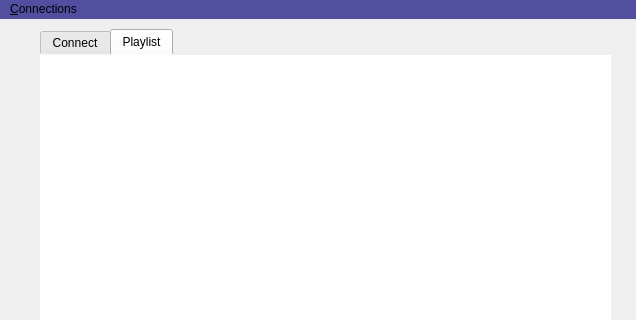
The window that Source/Server/mainwindow.ui (imoongom/commaudio) describes before a commit, drawn with Qt 5; both pictures show x 0 to 636 and y 0 to 320 of the 636 by 588 pixel window.
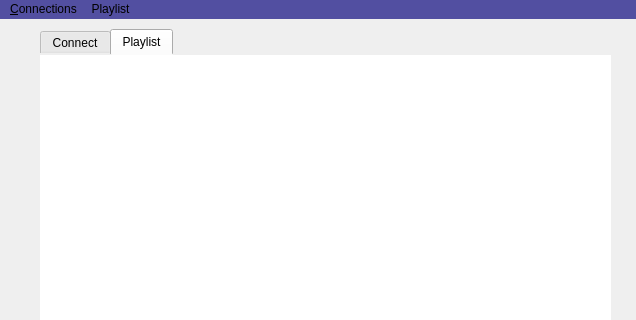
The same window after the commit.

What changed in the file:
```diff
--- a/Source/Server/mainwindow.ui
+++ b/Source/Server/mainwindow.ui
@@ -296,7 +296,14 @@
     <addaction name="separator"/>
     <addaction name="actionJoin_Multicast"/>
    </widget>
+   <widget class="QMenu" name="menuPlaylist">
+    <property name="title">
+     <string>Playlist</string>
+    </property>
+    <addaction name="actionAdd_Songs"/>
+   </widget>
    <addaction name="menuConnections"/>
+   <addaction name="menuPlaylist"/>
   </widget>
   <action name="action_Request_Playlist">
    <property name="text">
```
Left out of the diff: 5 changed lines with no effect on the pictures.
